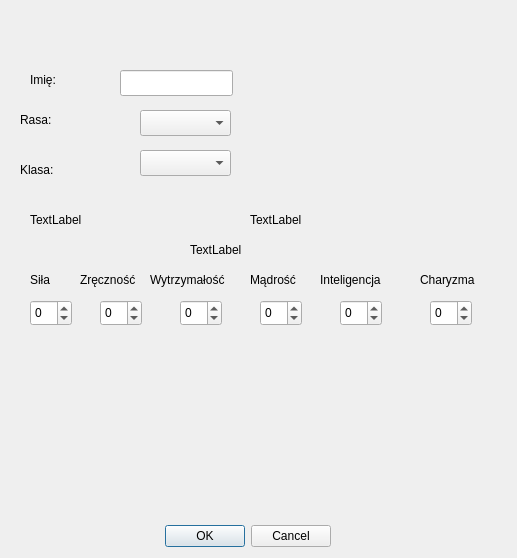
Qt form addcharacterdialog.ui (Kenzocenzo/project_rpg) before a commit.
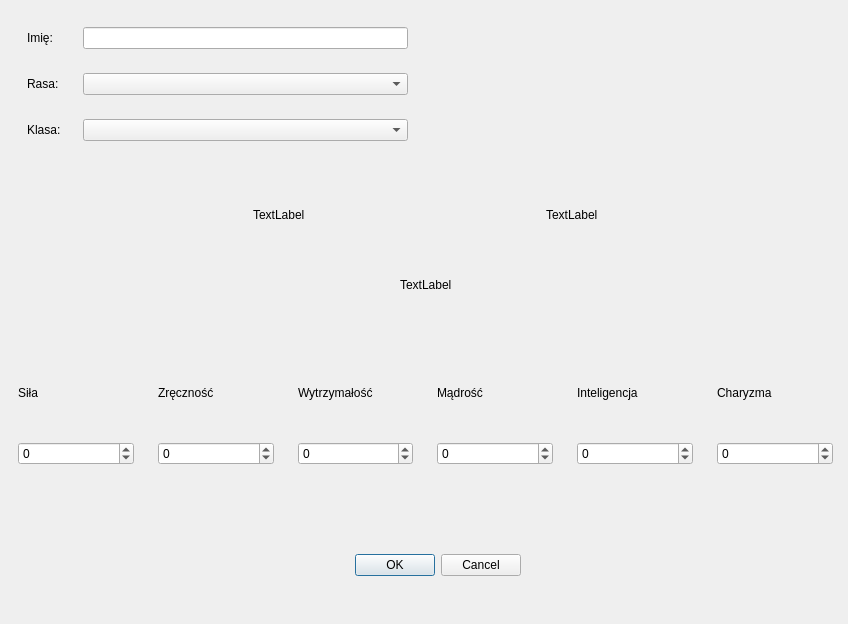
The same form after that commit.

What changed in the file:
```diff
--- a/addcharacterdialog.ui
+++ b/addcharacterdialog.ui
@@ -6,324 +6,429 @@
    <rect>
     <x>0</x>
     <y>0</y>
-    <width>517</width>
-    <height>558</height>
+    <width>848</width>
+    <height>624</height>
    </rect>
   </property>
   <property name="windowTitle">
    <string>Dialog</string>
   </property>
-  <widget class="QDialogButtonBox" name="buttonBox">
+  <widget class="QWidget" name="widget_17" native="true">
    <property name="geometry">
     <rect>
-     <x>-10</x>
-     <y>520</y>
-     <width>341</width>
-     <height>32</height>
+     <x>0</x>
+     <y>0</y>
+     <width>851</width>
+     <height>641</height>
     </rect>
    </property>
-   <property name="orientation">
-    <enum>Qt::Orientation::Horizontal</enum>
-   </property>
-   <property name="standardButtons">
-    <set>QDialogButtonBox::StandardButton::Cancel|QDialogButtonBox::StandardButton::Ok</set>
-   </property>
-   <property name="centerButtons">
-    <bool>false</bool>
-   </property>
-  </widget>
-  <widget class="QLineEdit" name="nameEdit">
-   <property name="geometry">
-    <rect>
-     <x>120</x>
-     <y>70</y>
-     <width>113</width>
-     <height>26</height>
-    </rect>
-   </property>
-  </widget>
-  <widget class="QComboBox" name="classBox">
-   <property name="geometry">
-    <rect>
-     <x>140</x>
-     <y>150</y>
-     <width>91</width>
-     <height>26</height>
-    </rect>
-   </property>
-  </widget>
-  <widget class="QComboBox" name="raceBox">
-   <property name="geometry">
-    <rect>
-     <x>140</x>
-     <y>110</y>
-     <width>91</width>
-     <height>26</height>
-    </rect>
-   </property>
-  </widget>
-  <widget class="QLabel" name="label">
-   <property name="geometry">
-    <rect>
-     <x>30</x>
-     <y>70</y>
-     <width>63</width>
-     <height>20</height>
-    </rect>
-   </property>
-   <property name="text">
-    <string>Imię:</string>
-   </property>
-  </widget>
-  <widget class="QSpinBox" name="strEdit">
-   <property name="geometry">
-    <rect>
-     <x>30</x>
-     <y>300</y>
-     <width>42</width>
-     <height>26</height>
-    </rect>
-   </property>
-   <property name="minimum">
-    <number>-4</number>
-   </property>
-   <property name="maximum">
-    <number>4</number>
-   </property>
-  </widget>
-  <widget class="QSpinBox" name="dexEdit">
-   <property name="geometry">
-    <rect>
-     <x>100</x>
-     <y>300</y>
-     <width>42</width>
-     <height>26</height>
-    </rect>
-   </property>
-   <property name="minimum">
-    <number>-4</number>
-   </property>
-   <property name="maximum">
-    <number>4</number>
-   </property>
-  </widget>
-  <widget class="QLabel" name="hpLabel">
-   <property name="geometry">
-    <rect>
-     <x>30</x>
-     <y>210</y>
-     <width>161</width>
-     <height>20</height>
-    </rect>
-   </property>
-   <property name="text">
-    <string>TextLabel</string>
-   </property>
-  </widget>
-  <widget class="QLabel" name="statLabel">
-   <property name="geometry">
-    <rect>
-     <x>190</x>
-     <y>240</y>
-     <width>191</width>
-     <height>20</height>
-    </rect>
-   </property>
-   <property name="text">
-    <string>TextLabel</string>
-   </property>
-  </widget>
-  <widget class="QLabel" name="label_4">
-   <property name="geometry">
-    <rect>
-     <x>20</x>
-     <y>110</y>
-     <width>63</width>
-     <height>20</height>
-    </rect>
-   </property>
-   <property name="text">
-    <string>Rasa:</string>
-   </property>
-  </widget>
-  <widget class="QLabel" name="label_5">
-   <property name="geometry">
-    <rect>
-     <x>20</x>
-     <y>160</y>
-     <width>63</width>
-     <height>20</height>
-    </rect>
-   </property>
-   <property name="text">
-    <string>Klasa:</string>
-   </property>
-  </widget>
-  <widget class="QLabel" name="label_6">
-   <property name="geometry">
-    <rect>
-     <x>80</x>
-     <y>270</y>
-     <width>71</width>
-     <height>20</height>
-    </rect>
-   </property>
-   <property name="text">
-    <string>Zręczność</string>
-   </property>
-  </widget>
-  <widget class="QLabel" name="label_7">
-   <property name="geometry">
-    <rect>
-     <x>30</x>
-     <y>270</y>
-     <width>41</width>
-     <height>20</height>
-    </rect>
-   </property>
-   <property name="text">
-    <string>Siła</string>
-   </property>
-  </widget>
-  <widget class="QLabel" name="label_8">
-   <property name="geometry">
-    <rect>
-     <x>150</x>
-     <y>270</y>
-     <width>91</width>
-     <height>20</height>
-    </rect>
-   </property>
-   <property name="text">
-    <string>Wytrzymałość</string>
-   </property>
-  </widget>
-  <widget class="QLabel" name="label_9">
-   <property name="geometry">
-    <rect>
-     <x>250</x>
-     <y>270</y>
-     <width>63</width>
-     <height>20</height>
-    </rect>
-   </property>
-   <property name="text">
-    <string>Mądrość</string>
-   </property>
-  </widget>
-  <widget class="QSpinBox" name="constEdit">
-   <property name="geometry">
-    <rect>
-     <x>180</x>
-     <y>300</y>
-     <width>42</width>
-     <height>26</height>
-    </rect>
-   </property>
-   <property name="minimum">
-    <number>-4</number>
-   </property>
-   <property name="maximum">
-    <number>4</number>
-   </property>
-  </widget>
-  <widget class="QSpinBox" name="wsEdit">
-   <property name="geometry">
-    <rect>
-     <x>260</x>
-     <y>300</y>
-     <width>42</width>
-     <height>26</height>
-    </rect>
-   </property>
-   <property name="minimum">
-    <number>-4</number>
-   </property>
-   <property name="maximum">
-    <number>4</number>
-   </property>
-  </widget>
-  <widget class="QLabel" name="label_10">
-   <property name="geometry">
-    <rect>
-     <x>320</x>
-     <y>270</y>
-     <width>81</width>
-     <height>20</height>
-    </rect>
-   </property>
-   <property name="text">
-    <string>Inteligencja</string>
-   </property>
-  </widget>
-  <widget class="QLabel" name="label_11">
-   <property name="geometry">
-    <rect>
-     <x>420</x>
-     <y>270</y>
-     <width>71</width>
-     <height>20</height>
-    </rect>
-   </property>
-   <property name="text">
-    <string>Charyzma</string>
-   </property>
-  </widget>
-  <widget class="QSpinBox" name="inteEdit">
-   <property name="geometry">
-    <rect>
-     <x>340</x>
-     <y>300</y>
-     <width>42</width>
-     <height>26</height>
-    </rect>
-   </property>
-   <property name="minimum">
-    <number>-4</number>
-   </property>
-   <property name="maximum">
-    <number>4</number>
-   </property>
-  </widget>
-  <widget class="QSpinBox" name="rizzEdit">
-   <property name="geometry">
-    <rect>
-     <x>430</x>
-     <y>300</y>
-     <width>42</width>
-     <height>26</height>
-    </rect>
-   </property>
-   <property name="minimum">
-    <number>-4</number>
-   </property>
-   <property name="maximum">
-    <number>4</number>
-   </property>
-  </widget>
-  <widget class="QWidget" name="gridLayoutWidget">
-   <property name="geometry">
-    <rect>
-     <x>30</x>
-     <y>340</y>
-     <width>431</width>
-     <height>171</height>
-    </rect>
-   </property>
-   <layout class="QGridLayout" name="checkboxContainer"/>
-  </widget>
-  <widget class="QLabel" name="acLabel">
-   <property name="geometry">
-    <rect>
-     <x>250</x>
-     <y>210</y>
-     <width>301</width>
-     <height>20</height>
-    </rect>
-   </property>
-   <property name="text">
-    <string>TextLabel</string>
-   </property>
+   <layout class="QVBoxLayout" name="verticalLayout_9">
+    <item>
+     <widget class="QWidget" name="widget_15" native="true">
+      <layout class="QHBoxLayout" name="horizontalLayout_7">
+       <item>
+        <widget class="QWidget" name="widget_4" native="true">
+         <layout class="QVBoxLayout" name="verticalLayout">
+          <item>
+           <widget class="QWidget" name="widget" native="true">
+            <layout class="QHBoxLayout" name="horizontalLayout">
+             <item>
+              <widget class="QLabel" name="label">
+               <property name="minimumSize">
+                <size>
+                 <width>50</width>
+                 <height>0</height>
+                </size>
+               </property>
+               <property name="text">
+                <string>Imię:</string>
+               </property>
+              </widget>
+             </item>
+             <item>
+              <widget class="QLineEdit" name="nameEdit"/>
+             </item>
+            </layout>
+           </widget>
+          </item>
+          <item>
+           <widget class="QWidget" name="widget_2" native="true">
+            <layout class="QHBoxLayout" name="horizontalLayout_2">
+             <item>
+              <widget class="QLabel" name="label_4">
+               <property name="minimumSize">
+                <size>
+                 <width>50</width>
+                 <height>0</height>
+                </size>
+               </property>
+               <property name="maximumSize">
+                <size>
+                 <width>50</width>
+                 <height>16777215</height>
+                </size>
+               </property>
+               <property name="text">
+                <string>Rasa:</string>
+               </property>
+              </widget>
+             </item>
+             <item>
+              <widget class="QComboBox" name="raceBox"/>
+             </item>
+            </layout>
+           </widget>
+          </item>
+          <item>
+           <widget class="QWidget" name="widget_3" native="true">
+            <layout class="QHBoxLayout" name="horizontalLayout_3">
+             <item>
+              <widget class="QLabel" name="label_5">
+               <property name="minimumSize">
+                <size>
+                 <width>50</width>
+                 <height>0</height>
+                </size>
+               </property>
+               <property name="maximumSize">
+                <size>
+                 <width>50</width>
+                 <height>16777215</height>
+                </size>
+               </property>
+               <property name="text">
+                <string>Klasa:</string>
+               </property>
+              </widget>
+             </item>
+             <item>
+              <widget class="QComboBox" name="classBox"/>
+             </item>
+            </layout>
+           </widget>
+          </item>
+         </layout>
+        </widget>
+       </item>
+       <item>
+        <spacer name="horizontalSpacer_6">
+         <property name="orientation">
+          <enum>Qt::Orientation::Horizontal</enum>
+         </property>
+         <property name="sizeHint" stdset="0">
+          <size>
+           <width>397</width>
+           <height>20</height>
+          </size>
+         </property>
+        </spacer>
+       </item>
+      </layout>
+     </widget>
+    </item>
+    <item>
+     <widget class="QWidget" name="widget_14" native="true">
+      <layout class="QVBoxLayout" name="verticalLayout_8">
+       <item>
+        <widget class="QWidget" name="widget_5" native="true">
+         <layout class="QHBoxLayout" name="horizontalLayout_4">
+          <item>
+           <spacer name="horizontalSpacer_2">
+            <property name="orientation">
+             <enum>Qt::Orientation::Horizontal</enum>
+            </property>
+            <property name="sizeHint" stdset="0">
+             <size>
+              <width>40</width>
+              <height>20</height>
+             </size>
+            </property>
+           </spacer>
+          </item>
+          <item>
+           <widget class="QLabel" name="hpLabel">
+            <property name="text">
+             <string>TextLabel</string>
+            </property>
+           </widget>
+          </item>
+          <item>
+           <spacer name="horizontalSpacer">
+            <property name="orientation">
+             <enum>Qt::Orientation::Horizontal</enum>
+            </property>
+            <property name="sizeHint" stdset="0">
+             <size>
+              <width>40</width>
+              <height>20</height>
+             </size>
+            </property>
+           </spacer>
+          </item>
+          <item>
+           <widget class="QLabel" name="acLabel">
+            <property name="text">
+             <string>TextLabel</string>
+            </property>
+           </widget>
+          </item>
+          <item>
+           <spacer name="horizontalSpacer_3">
+            <property name="orientation">
+             <enum>Qt::Orientation::Horizontal</enum>
+            </property>
+            <property name="sizeHint" stdset="0">
+             <size>
+              <width>40</width>
+              <height>20</height>
+             </size>
+            </property>
+           </spacer>
+          </item>
+         </layout>
+        </widget>
+       </item>
+       <item>
+        <widget class="QWidget" name="widget_13" native="true">
+         <layout class="QHBoxLayout" name="horizontalLayout_6">
+          <item>
+           <spacer name="horizontalSpacer_4">
+            <property name="orientation">
+             <enum>Qt::Orientation::Horizontal</enum>
+            </property>
+            <property name="sizeHint" stdset="0">
+             <size>
+              <width>40</width>
+              <height>20</height>
+             </size>
+            </property>
+           </spacer>
+          </item>
+          <item>
+           <widget class="QLabel" name="statLabel">
+            <property name="text">
+             <string>TextLabel</string>
+            </property>
+           </widget>
+          </item>
+          <item>
+           <spacer name="horizontalSpacer_5">
+            <property name="orientation">
+             <enum>Qt::Orientation::Horizontal</enum>
+            </property>
+            <property name="sizeHint" stdset="0">
+             <size>
+              <width>40</width>
+              <height>20</height>
+             </size>
+            </property>
+           </spacer>
+          </item>
+         </layout>
+        </widget>
+       </item>
+      </layout>
+     </widget>
+    </item>
+    <item>
+     <widget class="QWidget" name="widget_12" native="true">
+      <layout class="QHBoxLayout" name="horizontalLayout_5">
+       <item>
+        <widget class="QWidget" name="widget_6" native="true">
+         <layout class="QVBoxLayout" name="verticalLayout_2">
+          <item>
+           <widget class="QLabel" name="label_7">
+            <property name="text">
+             <string>Siła</string>
+            </property>
+           </widget>
+          </item>
+          <item>
+           <widget class="QSpinBox" name="strEdit">
+            <property name="minimum">
+             <number>-4</number>
+            </property>
+            <property name="maximum">
+             <number>4</number>
+            </property>
+           </widget>
+          </item>
+         </layout>
+        </widget>
+       </item>
+       <item>
+        <widget class="QWidget" name="widget_7" native="true">
+         <layout class="QVBoxLayout" name="verticalLayout_3">
+          <item>
+           <widget class="QLabel" name="label_6">
+            <property name="text">
+             <string>Zręczność</string>
+            </property>
+           </widget>
+          </item>
+          <item>
+           <widget class="QSpinBox" name="dexEdit">
+            <property name="minimum">
+             <number>-4</number>
+            </property>
+            <property name="maximum">
+             <number>4</number>
+            </property>
+           </widget>
+          </item>
+         </layout>
+        </widget>
+       </item>
+       <item>
+        <widget class="QWidget" name="widget_8" native="true">
+         <layout class="QVBoxLayout" name="verticalLayout_4">
+          <item>
+           <widget class="QLabel" name="label_8">
+            <property name="text">
+             <string>Wytrzymałość</string>
+            </property>
+           </widget>
+          </item>
+          <item>
+           <widget class="QSpinBox" name="constEdit">
+            <property name="minimum">
+             <number>-4</number>
+            </property>
+            <property name="maximum">
+             <number>4</number>
+            </property>
+           </widget>
+          </item>
+         </layout>
+        </widget>
+       </item>
+       <item>
+        <widget class="QWidget" name="widget_9" native="true">
+         <layout class="QVBoxLayout" name="verticalLayout_5">
+          <item>
+           <widget class="QLabel" name="label_9">
+            <property name="text">
+             <string>Mądrość</string>
+            </property>
+           </widget>
+          </item>
+          <item>
+           <widget class="QSpinBox" name="wsEdit">
+            <property name="minimum">
+             <number>-4</number>
+            </property>
+            <property name="maximum">
+             <number>4</number>
+            </property>
+           </widget>
+          </item>
+         </layout>
+        </widget>
+       </item>
+       <item>
+        <widget class="QWidget" name="widget_10" native="true">
+         <layout class="QVBoxLayout" name="verticalLayout_6">
+          <item>
+           <widget class="QLabel" name="label_10">
+            <property name="text">
+             <string>Inteligencja</string>
+            </property>
+           </widget>
+          </item>
+          <item>
+           <widget class="QSpinBox" name="inteEdit">
+            <property name="minimum">
+             <number>-4</number>
+            </property>
+            <property name="maximum">
+             <number>4</number>
+            </property>
+           </widget>
+          </item>
+         </layout>
+        </widget>
+       </item>
+       <item>
+        <widget class="QWidget" name="widget_11" native="true">
+         <layout class="QVBoxLayout" name="verticalLayout_7">
+          <item>
+           <widget class="QLabel" name="label_11">
+            <property name="text">
+             <string>Charyzma</string>
+            </property>
+           </widget>
+          </item>
+          <item>
+           <widget class="QSpinBox" name="rizzEdit">
+            <property name="minimum">
+             <number>-4</number>
+            </property>
+            <property name="maximum">
+             <number>4</number>
+            </property>
+           </widget>
+          </item>
+         </layout>
+        </widget>
+       </item>
+      </layout>
+     </widget>
+    </item>
+    <item>
+     <layout class="QGridLayout" name="checkboxContainer"/>
+    </item>
+    <item>
+     <widget class="QWidget" name="widget_16" native="true">
+      <layout class="QHBoxLayout" name="horizontalLayout_8">
+       <item>
+        <spacer name="horizontalSpacer_7">
+         <property name="orientation">
+          <enum>Qt::Orientation::Horizontal</enum>
+         </property>
+         <property name="sizeHint" stdset="0">
+          <size>
+           <width>299</width>
+           <height>20</height>
+          </size>
+         </property>
+        </spacer>
+       </item>
+       <item>
+        <widget class="QDialogButtonBox" name="buttonBox">
+         <property name="maximumSize">
+          <size>
+           <width>190</width>
+           <height>16777215</height>
+          </size>
+         </property>
+         <property name="orientation">
+          <enum>Qt::Orientation::Horizontal</enum>
+         </property>
+         <property name="standardButtons">
+          <set>QDialogButtonBox::StandardButton::Cancel|QDialogButtonBox::StandardButton::Ok</set>
+         </property>
+         <property name="centerButtons">
+          <bool>false</bool>
+         </property>
+        </widget>
+       </item>
+       <item>
+        <spacer name="horizontalSpacer_8">
+         <property name="orientation">
+          <enum>Qt::Orientation::Horizontal</enum>
+         </property>
+         <property name="sizeHint" stdset="0">
+          <size>
+           <width>298</width>
+           <height>20</height>
+          </size>
+         </property>
+        </spacer>
+       </item>
+      </layout>
+     </widget>
+    </item>
+   </layout>
   </widget>
  </widget>
  <resources/>
```
